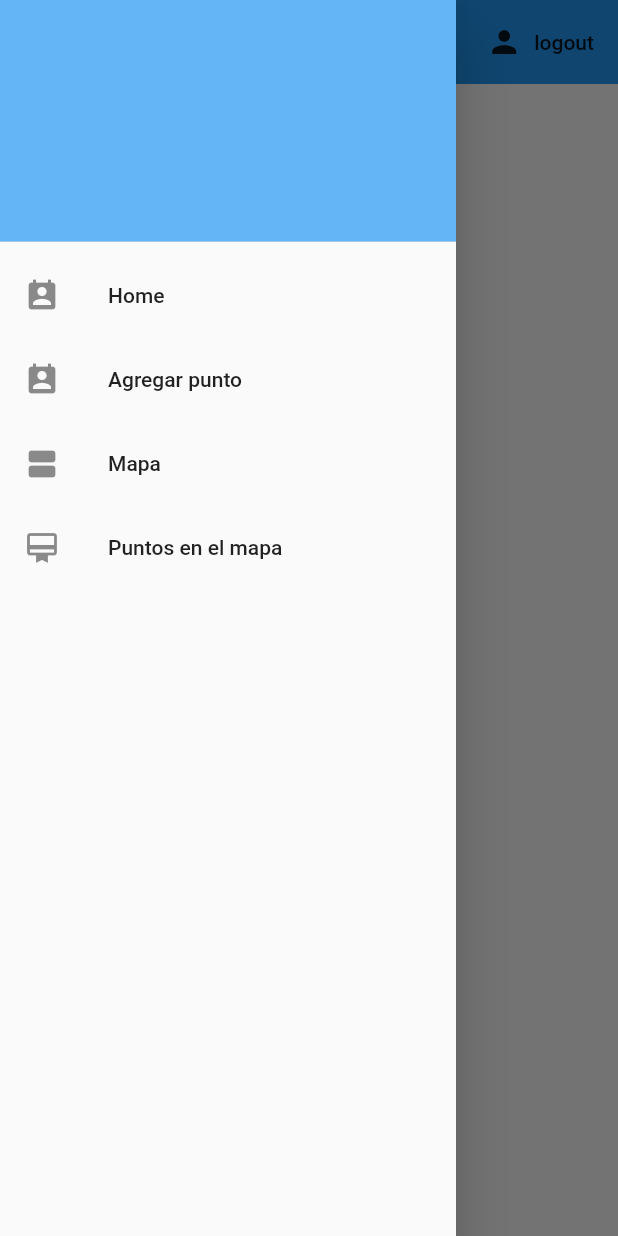
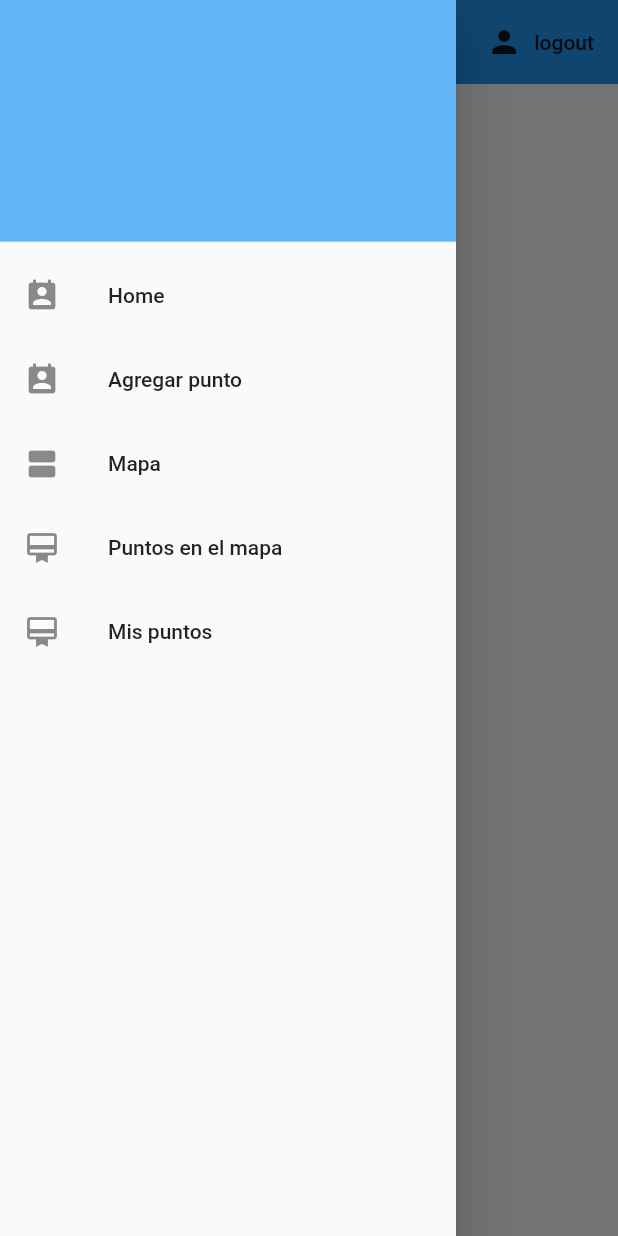
Before and after one commit to ManuelEV/iRecycler-Mobile, a Flutter app: the screen it shows once a user with an empty profile is signed in, with the side drawer open, on a phone screen of 412 x 824 dp. Run offline on Flutter 3.47's test engine with Material 2 defaults, Android fonts, the light colour scheme and no system bars; our stand-ins replace charts_flutter, cloud_firestore, firebase_auth, flutter_spinkit, google_maps_flutter, image_picker and 1 more; accounts and stored records are empty.

Commit message:
Se agrega MyPoints al drawer de la app

```diff
--- a/irecycler_mobile/lib/routes/routes.dart
+++ b/irecycler_mobile/lib/routes/routes.dart
@@ -1,6 +1,7 @@
 import 'package:flutter/material.dart';
 import 'package:irecycler_mobile/screens/add_point_screen.dart';
 import 'package:irecycler_mobile/screens/home.dart';
+import 'package:irecycler_mobile/screens/my_points_screen.dart';
 import 'package:irecycler_mobile/screens/points_on_map_screen..dart';
 import 'package:irecycler_mobile/screens/select_point_map_screen.dart';
 
@@ -11,6 +12,7 @@ Map<String, WidgetBuilder> getRoutes(){
     PointOnMapScreen.routeName: (context) => PointOnMapScreen(),
     MapScreen.routeName: (context) => MapScreen(),
     HomePage.routeName: (context) => HomePage(),
+    MyPointsScreen.routeName: (context) => MyPointsScreen(),
     //Wrapper.routeName: (context) => HomePage(),
   };
 }
--- a/irecycler_mobile/lib/screens/drawer_page.dart
+++ b/irecycler_mobile/lib/screens/drawer_page.dart
@@ -1,5 +1,6 @@
 import 'package:flutter/material.dart';
 import 'package:irecycler_mobile/screens/home.dart';
+import 'package:irecycler_mobile/screens/my_points_screen.dart';
 import 'package:irecycler_mobile/screens/points_on_map_screen..dart';
 import 'package:irecycler_mobile/screens/select_point_map_screen.dart';
 
@@ -48,6 +49,11 @@ class DrawerPage extends StatelessWidget{
             leading: Icon(Icons.card_membership),
             onTap: () => Navigator.pushNamed(context, PointOnMapScreen.routeName),
           ),
+          ListTile(
+            title: Text('Mis puntos'),
+            leading: Icon(Icons.card_membership),
+            onTap: () => Navigator.pushNamed(context, MyPointsScreen.routeName),
+          ),
           /* ListTile(
             title: Text('Salir'),
             leading: Icon(Icons.exit_to_app),
--- a/irecycler_mobile/lib/screens/my_points_screen.dart
+++ b/irecycler_mobile/lib/screens/my_points_screen.dart
@@ -2,7 +2,6 @@ import 'package:flutter/material.dart';
 import 'package:irecycler_mobile/models/point.dart';
 import 'dart:io';
 import 'package:charts_flutter/flutter.dart' as charts;
-import 'package:flutter/material.dart';
 import 'package:irecycler_mobile/widgets/graph_widget.dart';
 
 class MyPointsScreen extends StatefulWidget {
```
Also changed, not shown: irecycler_mobile/pubspec.lock.
